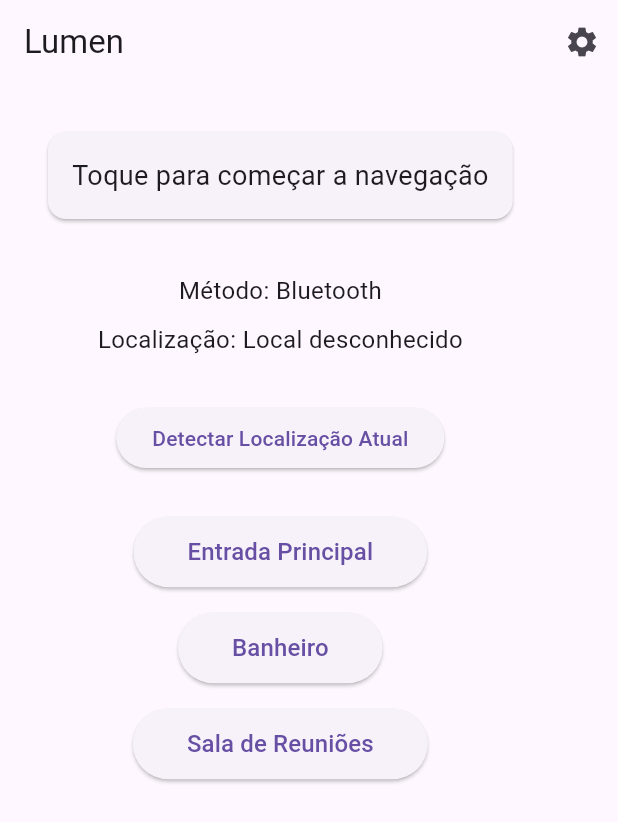
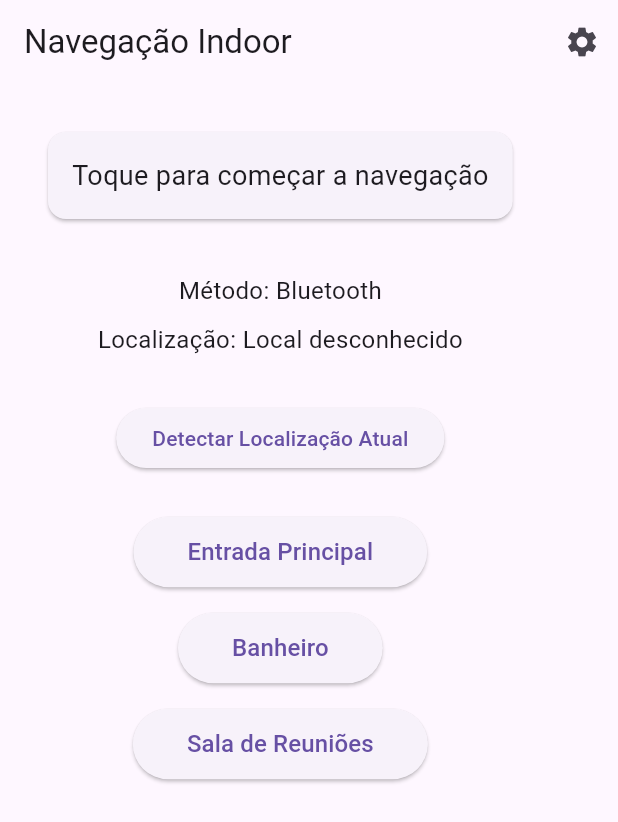
Before and after one commit to ThaynaraxX/sejoga2025_, a Flutter app: the screen it shows after launch, on a phone screen of 412 x 824 dp. Shown: the top 822 px of the screen. Run offline on Flutter 3.47's test engine with Material 3 defaults, Android fonts, the phone set to English and light mode, and no system bars; our stand-ins replace flutter_blue_plus, flutter_tts, google_generative_ai.

Commit message:
modificacoes home screen

```diff
--- a/lib/screens/home_screen.dart
+++ b/lib/screens/home_screen.dart
@@ -45,7 +45,6 @@ class _HomeScreenState extends State<HomeScreen> {
     beaconLocations = await localizationService.loadBeaconLocations();
     accessPoints = await localizationService.loadAccessPoints();
     beaconService = BeaconService(beaconLocations: beaconLocations);
-
     if (mounted) {
       setState(() {});
     }
@@ -114,10 +113,11 @@ class _HomeScreenState extends State<HomeScreen> {
   Widget build(BuildContext context) {
     return Scaffold(
       appBar: AppBar(
-        title: const Text('Lumen'),
+        title: const Text('Navegação Indoor'),
         actions: [
           IconButton(
             icon: const Icon(Icons.settings),
+            tooltip: 'Configurações',
             onPressed: () {
               ttsService.speak('Configurações');
               _showMethodDialog();
--- a/lib/services/ai_service.dart
+++ b/lib/services/ai_service.dart
@@ -5,29 +5,43 @@ import '../utils/constants.dart';
 class AIService {
   final GenerativeModel? _model;
 
-  AIService() :
-        _model = AppConstants.aiApiKey.isNotEmpty
-            ? GenerativeModel(
-          model: 'gemini-pro',
-          apiKey: AppConstants.aiApiKey,
-        )
-            : null;
+  AIService()
+      : _model = AppConstants.aiApiKey.isNotEmpty
+      ? GenerativeModel(
+    // *** ALTERAÇÃO PRINCIPAL AQUI ***
+    // Voltamos para o nome de modelo mais universal.
+    model: 'gemini-pro',
+    apiKey: AppConstants.aiApiKey,
+  )
+      : null;
 
   Future<String> getNavigationInstructions(String from, String to) async {
     if (_model == null) {
-      return 'Chave AI_API_KEY não configurada.';
+      return 'Erro: A chave da API não foi encontrada no arquivo constants.dart.';
     }
 
     final prompt =
-        'Quais instruções simples eu posso dar para ir de "$from" até "$to"?';
+        'Em português, dê instruções de navegação curtas e claras para deficientes visuais irem de "$from" até "$to".';
 
     try {
       final response = await _model!.generateContent([
         Content.text(prompt),
       ]);
-      return response.text ?? 'Nenhuma instrução encontrada.';
-    } catch (_) {
-      return 'Erro ao obter instruções.';
+      return response.text ?? 'Não foi possível gerar as instruções. Tente novamente.';
+    } catch (e) {
+
+      print('----------- ERRO DA API GEMINI -----------');
+      print(e);
+      print('-----------------------------------------');
+
+      if (e.toString().contains('API key not valid')) {
+        return 'Erro: A sua chave de API é inválida. Por favor, gere uma nova.';
+      }
+      if (e.toString().contains('403')) {
+        return 'Erro: A API não está ativada no seu projeto Google. Verifique o link que foi enviado no chat.';
+      }
+
+      return 'Erro ao obter instruções. Verifique sua conexão com a internet e as configurações da API.';
     }
   }
 }
--- a/lib/utils/constants.dart
+++ b/lib/utils/constants.dart
@@ -1,7 +1,8 @@
 class AppConstants {
   static const String appName = 'Lumen';
-  static const String aiApiKey =
-  String.fromEnvironment('AI_API_KEY', defaultValue: '');
+
+  // Apenas esta linha é necessária para a chave
+  static const String aiApiKey = 'AIzaSyAjkyzeS0NhwfsYbaJClUh1ku4R7bLW_10';
+
   static const double beaconDetectionRadius = 5.0;
-
 }
--- a/pubspec.yaml
+++ b/pubspec.yaml
@@ -22,7 +22,7 @@ dependencies:
   http: ^1.4.0
 
   # Google Generative AI (IA)
-  google_generative_ai: ^0.2.2
+  google_generative_ai: ^0.4.3
 
   # Acessibilidade (sem dependência externa, mas pode adicionar mais)
   cupertino_icons: ^1.0.6
```
Also changed, not shown: pubspec.lock.
